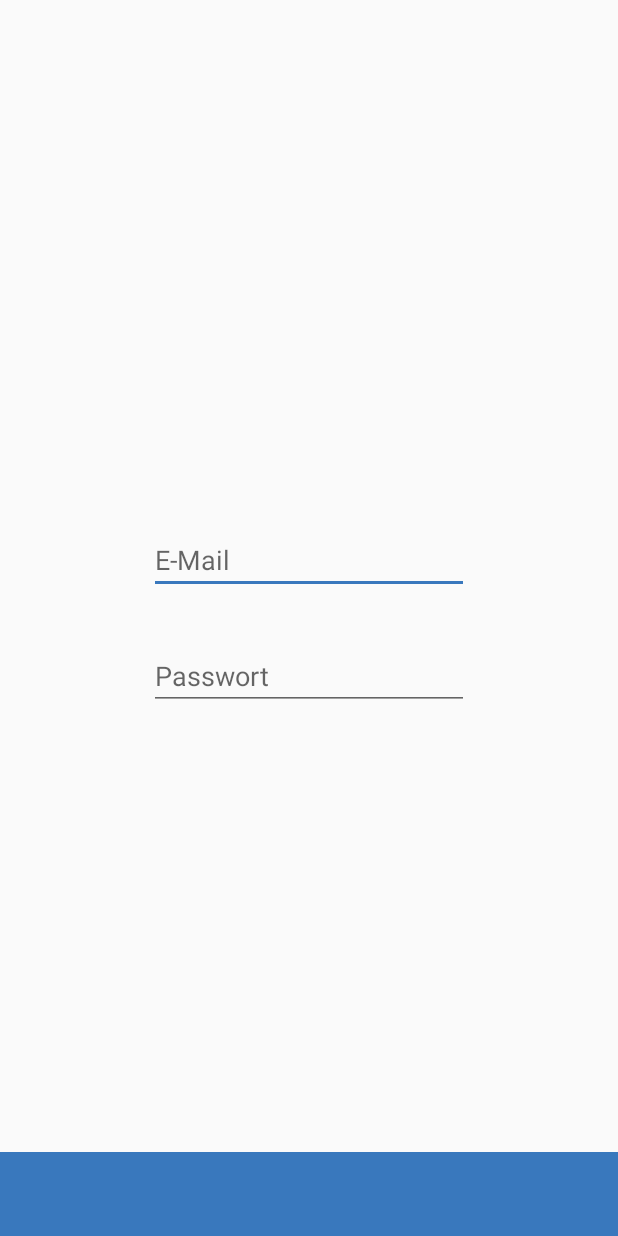
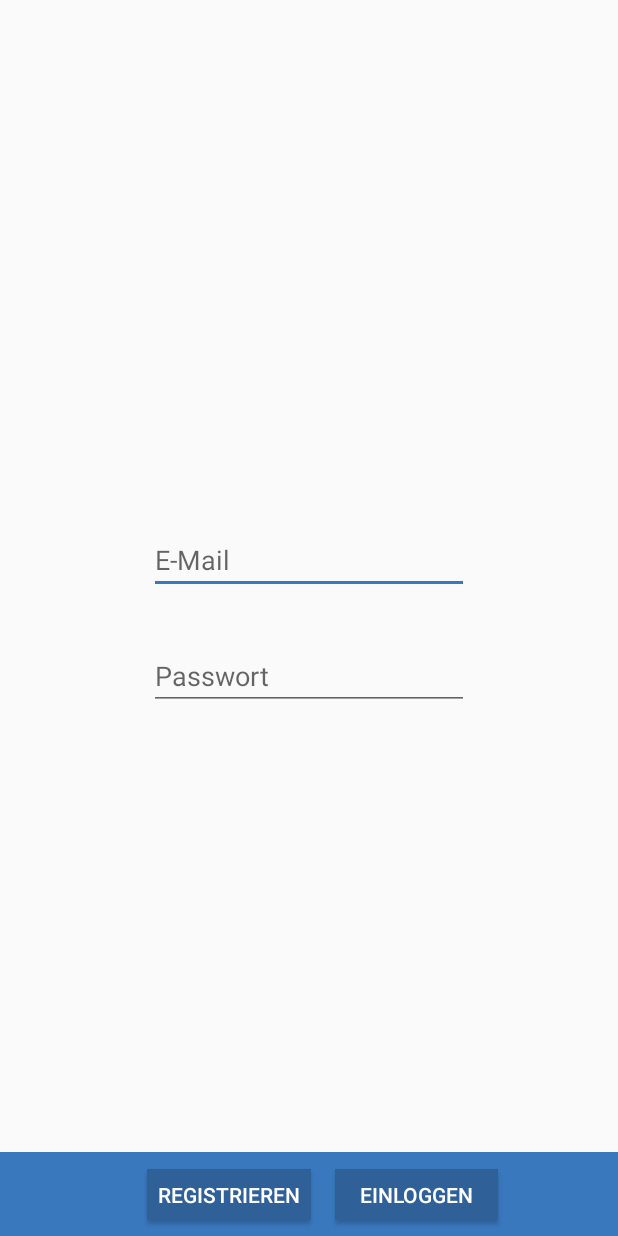
Before and after one commit to flxsch/uk-335, an Android app: the layout activity_login.xml on its own in the app's theme, with its tools: preview values and no code run, on a phone screen of 412 x 824 dp. Run offline under Robolectric (Android 15) with nearby library versions, the phone set to English and light mode, and no system bars.

```diff
--- a/app/src/main/res/layout/activity_login.xml
+++ b/app/src/main/res/layout/activity_login.xml
@@ -52,4 +52,38 @@
         app:layout_constraintEnd_toEndOf="parent"
         app:layout_constraintStart_toStartOf="parent" />
 
+    <LinearLayout
+        android:layout_width="250dp"
+        android:layout_height="50dp"
+        android:layout_marginStart="191dp"
+        android:layout_marginLeft="191dp"
+        android:layout_marginEnd="174dp"
+        android:layout_marginRight="174dp"
+        android:orientation="horizontal"
+        app:layout_constraintBottom_toBottomOf="@+id/toolbar"
+        app:layout_constraintEnd_toEndOf="@+id/toolbar"
+        app:layout_constraintStart_toStartOf="@+id/toolbar"
+        app:layout_constraintTop_toTopOf="@+id/toolbar">
+
+        <Button
+            android:id="@+id/button_register"
+            android:layout_width="match_parent"
+            android:layout_height="wrap_content"
+            android:layout_margin="8dp"
+            android:layout_weight="1"
+            android:background="@color/colorPrimaryDark"
+            android:text="@string/text_button_register"
+            android:textColor="#FFFFFF" />
+
+        <Button
+            android:id="@+id/button_login"
+            android:layout_width="match_parent"
+            android:layout_height="wrap_content"
+            android:layout_margin="8dp"
+            android:layout_weight="1"
+            android:background="@color/colorPrimaryDark"
+            android:text="@string/text_button_login"
+            android:textColor="#FFFFFF" />
+    </LinearLayout>
+
 </androidx.constraintlayout.widget.ConstraintLayout>
--- a/app/src/main/res/layout/activity_main_menu.xml
+++ b/app/src/main/res/layout/activity_main_menu.xml
@@ -45,14 +45,15 @@
     </ListView>
 
     <Button
-        android:id="@+id/button2"
+        android:id="@+id/button_logout"
         android:layout_width="wrap_content"
         android:layout_height="wrap_content"
+        android:layout_marginStart="16dp"
+        android:layout_marginLeft="16dp"
         android:background="@color/colorPrimaryDark"
         android:text="@string/text_button_logout"
         android:textColor="#FFFFFF"
         app:layout_constraintBottom_toBottomOf="@+id/toolbar2"
-        app:layout_constraintEnd_toEndOf="@+id/toolbar2"
         app:layout_constraintStart_toStartOf="@+id/toolbar2"
         app:layout_constraintTop_toTopOf="@+id/toolbar2" />
 
--- a/app/src/main/res/values/strings.xml
+++ b/app/src/main/res/values/strings.xml
@@ -1,8 +1,13 @@
 <resources>
     <string name="app_name">uek335</string>
 
+    <string name="text_hint_firstname">Vorname</string>
+    <string name="text_hint_lastname">Nachname</string>
+    <string name="text_hint_register">Registrieren</string>
     <string name="text_hint_email">E-Mail</string>
     <string name="text_hint_password">Passwort</string>
     <string name="place_holder_image">place_holder_image</string>
     <string name="text_button_logout">Ausloggen</string>
+    <string name="text_button_login">Einloggen</string>
+    <string name="text_button_register">Registrieren</string>
 </resources>
```
